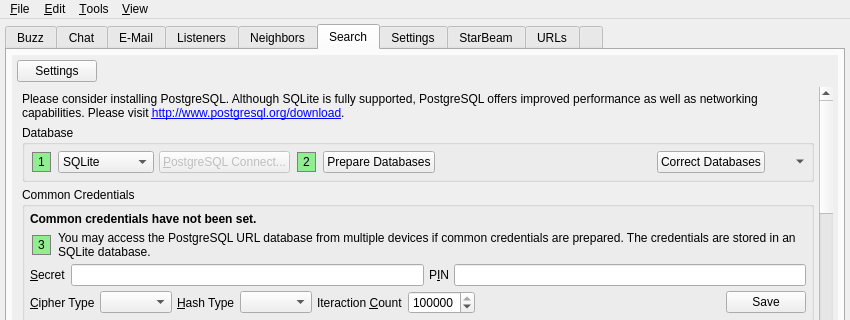
Old version of the form branches/trunk/UI/spot-on-controlcenter.ui in the repository textbrowser/spot-on; both pictures show x 0 to 850 and y 0 to 320 of the 850 by 626 pixel window.
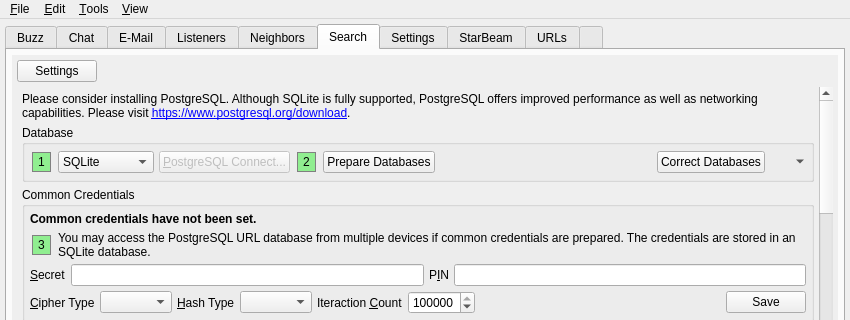
New version of the form. The open tabs and pages were chosen to show the change. Icons and pictures are not drawn. Custom widgets are drawn as their Qt base class.

What changed in the file:
```diff
--- a/branches/trunk/UI/spot-on-controlcenter.ui
+++ b/branches/trunk/UI/spot-on-controlcenter.ui
@@ -4609,7 +4609,7 @@
                 <item>
                  <widget class="QLabel" name="label_2">
                   <property name="text">
-                   <string>&lt;html&gt;&lt;head/&gt;&lt;body&gt;&lt;p&gt;Please consider installing PostgreSQL. Although SQLite is fully supported, PostgreSQL offers improved performance as well as networking capabilities. Please visit &lt;a href=&quot;http://www.postgresql.org/download&quot;&gt;http://www.postgresql.org/download&lt;/a&gt;.&lt;/p&gt;&lt;/body&gt;&lt;/html&gt;</string>
+                   <string>&lt;html&gt;&lt;head/&gt;&lt;body&gt;&lt;p&gt;Please consider installing PostgreSQL. Although SQLite is fully supported, PostgreSQL offers improved performance as well as networking capabilities. Please visit &lt;a href=&quot;https://www.postgresql.org/download&quot;&gt;https://www.postgresql.org/download&lt;/a&gt;.&lt;/p&gt;&lt;/body&gt;&lt;/html&gt;</string>
                   </property>
                   <property name="wordWrap">
                    <bool>true</bool>
```
